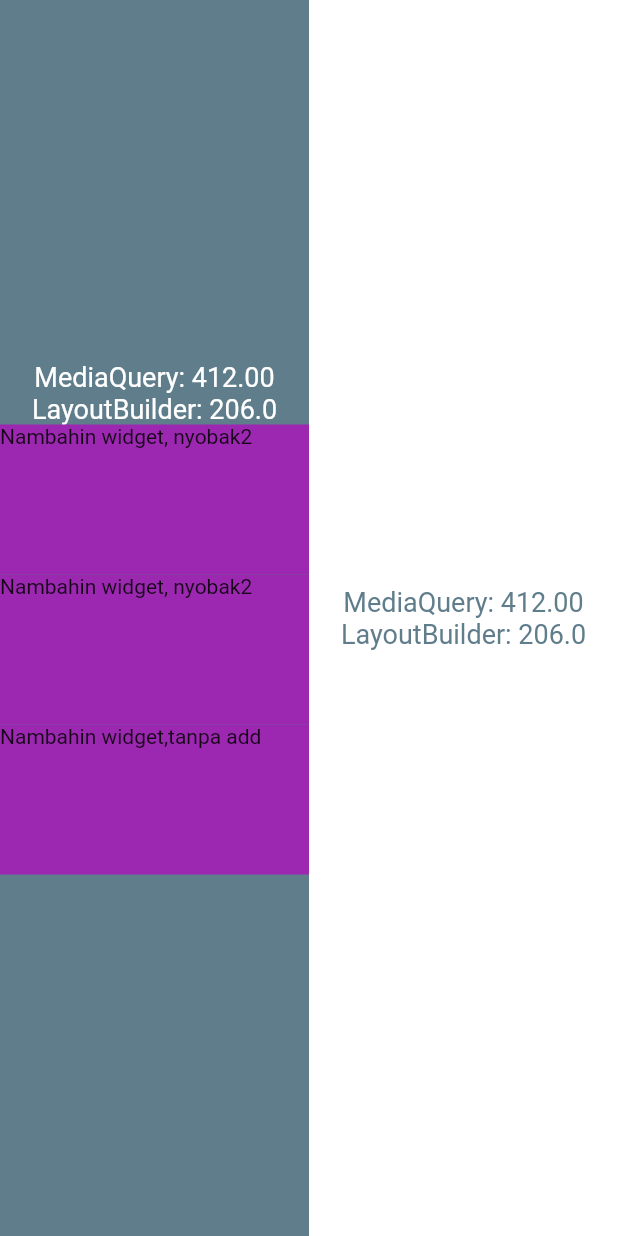
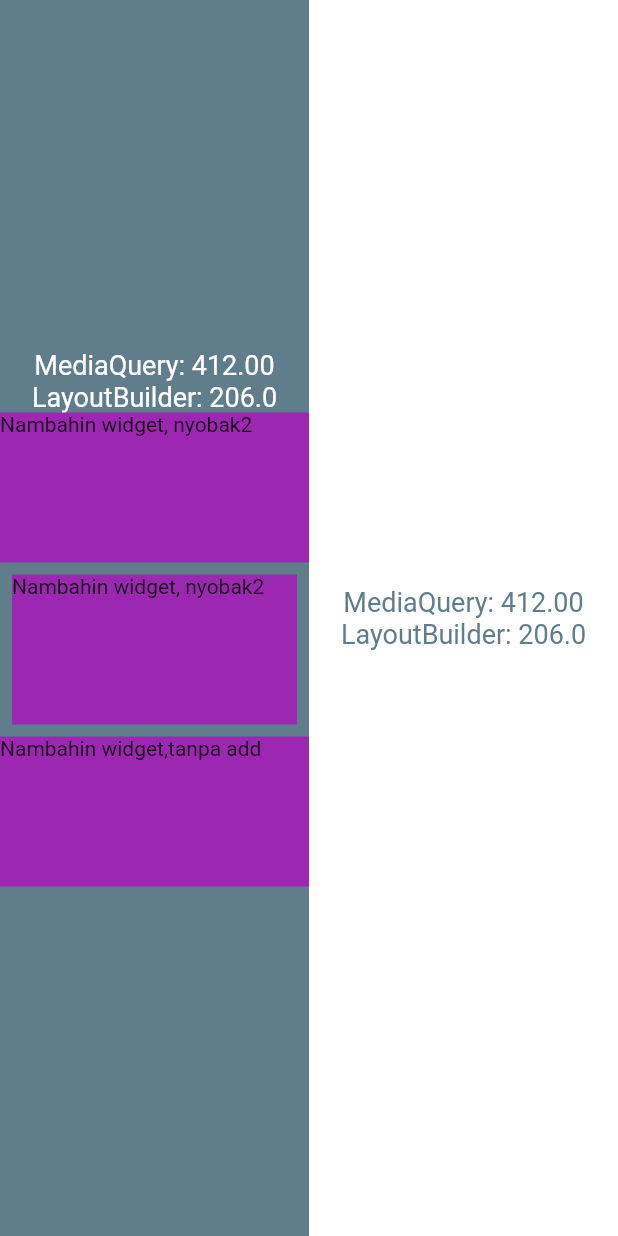
Before and after one commit to Thoriq-ha/layout_builder, a Flutter app: the screen it shows after launch, on a phone screen of 412 x 824 dp. Run offline on Flutter 3.47's test engine with Material 2 defaults, Android fonts, the phone set to English and light mode, and no system bars.

Commit message:
change the branch

```diff
--- a/lib/main.dart
+++ b/lib/main.dart
@@ -62,11 +62,14 @@ class HomePage extends StatelessWidget {
                       width: 100,
                       height: 100,
                       child: Text('Nambahin widget, nyobak2'),
-                    ),Container(
-                      color: Colors.purple,
-                      width: 100,
-                      height: 100,
-                      child: Text('Nambahin widget, nyobak2'),
+                    ),Padding(
+                      padding: const EdgeInsets.all(8.0),
+                      child: Container(
+                        color: Colors.purple,
+                        width: 100,
+                        height: 100,
+                        child: Text('Nambahin widget, nyobak2'),
+                      ),
                     ),Container(
                       color: Colors.purple,
                       width: 100,
```
